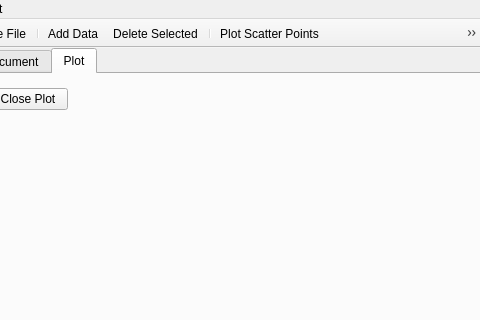
Qt form mainwindow.ui (kushan02/GUI-CSV-Editor) before a commit; both pictures show x 139 to 619 and y 0 to 320 of the 619 by 444 pixel window.
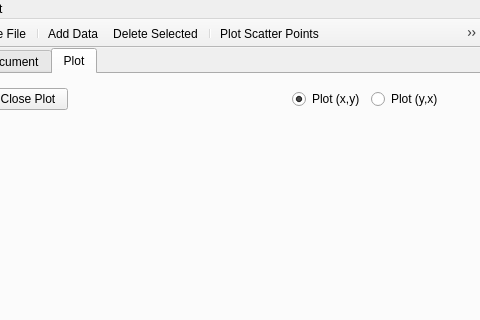
The same form after that commit. Icons and pictures are not drawn.

Commit message: almost done with plot feature, implemented save as png, invert axes features

Patch:
```diff
--- a/mainwindow.ui
+++ b/mainwindow.ui
@@ -209,6 +209,23 @@
          </property>
         </spacer>
        </item>
+       <item>
+        <widget class="QRadioButton" name="radio_plot_xy">
+         <property name="text">
+          <string>Plot (x,y)</string>
+         </property>
+         <property name="checked">
+          <bool>true</bool>
+         </property>
+        </widget>
+       </item>
+       <item>
+        <widget class="QRadioButton" name="radio_plot_yx">
+         <property name="text">
+          <string>Plot (y,x)</string>
+         </property>
+        </widget>
+       </item>
       </layout>
      </widget>
      <widget class="QWidget" name="verticalLayoutWidget_3">
```
Left out of the diff: 6 changed lines with no effect on the pictures. The commit also changes 1 other file.
